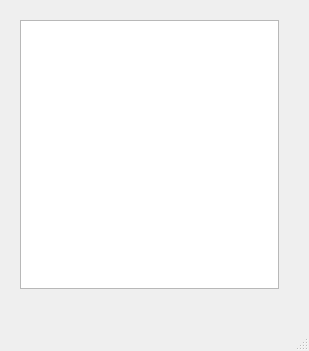
cjlh/fb-archive-browser, file experimental/pyqt/ui/mainwindow.ui: the form before one commit.
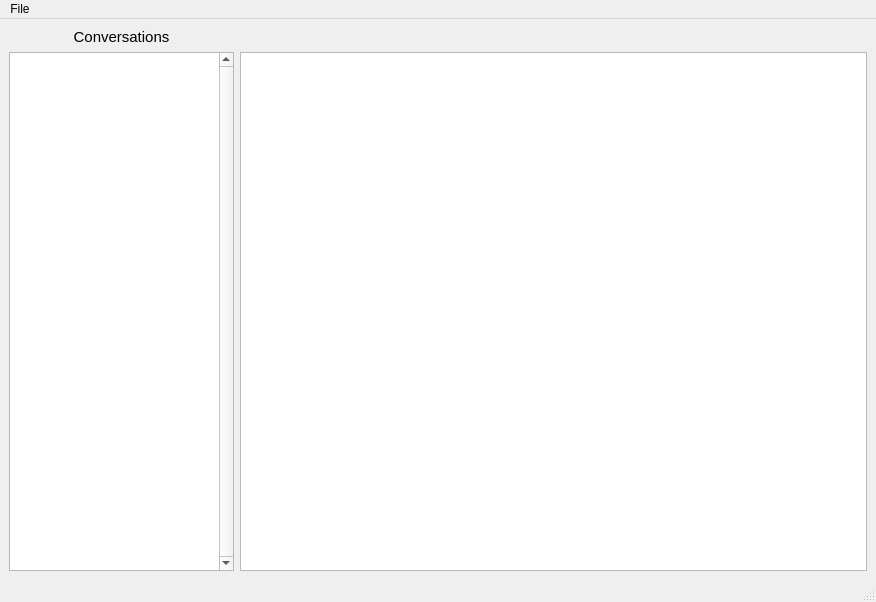
The form after the commit.

Commit message: Created conversation browser window prototype with PyQt5

```diff
--- a/experimental/pyqt/ui/mainwindow.ui
+++ b/experimental/pyqt/ui/mainwindow.ui
@@ -6,34 +6,80 @@
    <rect>
     <x>0</x>
     <y>0</y>
-    <width>309</width>
-    <height>351</height>
+    <width>876</width>
+    <height>602</height>
    </rect>
   </property>
   <property name="windowTitle">
    <string>MainWindow</string>
   </property>
   <widget class="QWidget" name="centralwidget">
-   <widget class="QListView" name="conversationsList">
-    <property name="geometry">
-     <rect>
-      <x>20</x>
-      <y>20</y>
-      <width>259</width>
-      <height>269</height>
-     </rect>
-    </property>
-   </widget>
+   <layout class="QVBoxLayout" name="verticalLayout">
+    <item>
+     <layout class="QGridLayout" name="gridLayout" columnstretch="0,1">
+      <item row="1" column="1">
+       <widget class="QListView" name="messagesList">
+        <property name="minimumSize">
+         <size>
+          <width>350</width>
+          <height>0</height>
+         </size>
+        </property>
+       </widget>
+      </item>
+      <item row="0" column="0">
+       <widget class="QLabel" name="label">
+        <property name="font">
+         <font>
+          <pointsize>11</pointsize>
+         </font>
+        </property>
+        <property name="text">
+         <string>Conversations</string>
+        </property>
+        <property name="alignment">
+         <set>Qt::AlignCenter</set>
+        </property>
+       </widget>
+      </item>
+      <item row="1" column="0">
+       <widget class="QListWidget" name="conversationsList">
+        <property name="minimumSize">
+         <size>
+          <width>175</width>
+          <height>0</height>
+         </size>
+        </property>
+        <property name="maximumSize">
+         <size>
+          <width>225</width>
+          <height>16777215</height>
+         </size>
+        </property>
+        <property name="verticalScrollBarPolicy">
+         <enum>Qt::ScrollBarAlwaysOn</enum>
+        </property>
+       </widget>
+      </item>
+     </layout>
+    </item>
+   </layout>
   </widget>
   <widget class="QMenuBar" name="menubar">
    <property name="geometry">
     <rect>
      <x>0</x>
      <y>0</y>
-     <width>309</width>
+     <width>876</width>
      <height>20</height>
     </rect>
    </property>
+   <widget class="QMenu" name="menuPlaceholder">
+    <property name="title">
+     <string>File</string>
+    </property>
+   </widget>
+   <addaction name="menuPlaceholder"/>
   </widget>
   <widget class="QStatusBar" name="statusbar"/>
  </widget>
```
Left out of the diff: 2 changed lines with no effect on the pictures. The commit also changes 4 other files.
